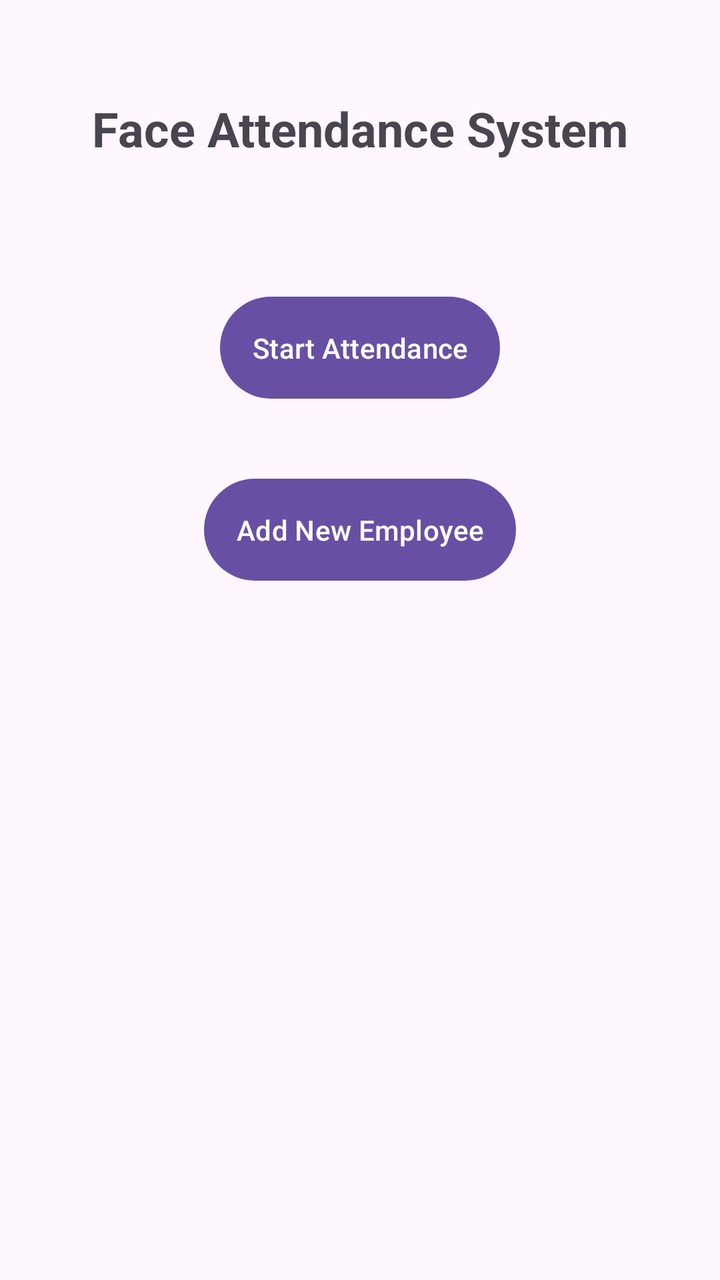
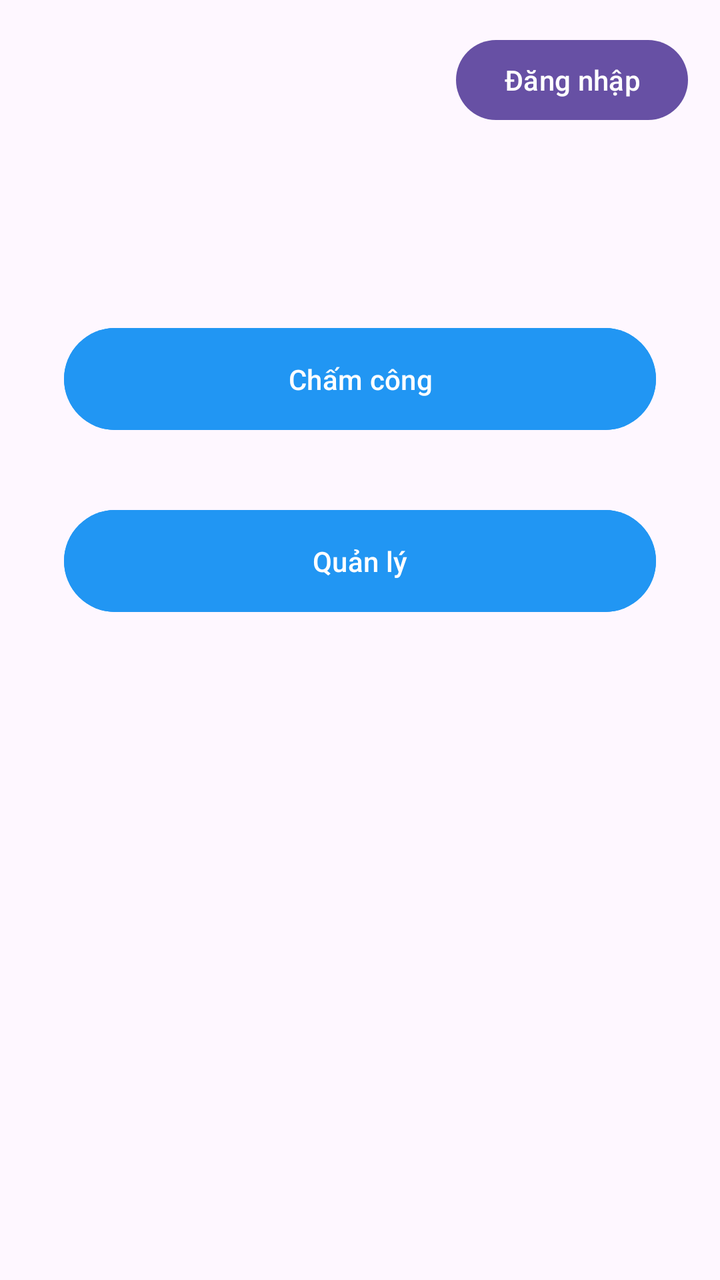

Screens rendered from an Android XML layout before and after an edit, with the pre-edit source and the edit as a unified diff.
<!-- AndroidManifest.xml: application theme Theme.FaceAttendance -->
<!-- res/layout/activity_main.xml -->
<?xml version="1.0" encoding="utf-8"?>
<androidx.constraintlayout.widget.ConstraintLayout xmlns:android="http://schemas.android.com/apk/res/android"
    xmlns:app="http://schemas.android.com/apk/res-auto"
    xmlns:tools="http://schemas.android.com/tools"
    android:layout_width="match_parent"
    android:layout_height="match_parent"
    tools:context=".MainActivity">

    <TextView
        android:id="@+id/titleTextView"
        android:layout_width="wrap_content"
        android:layout_height="wrap_content"
        android:layout_marginTop="48dp"
        android:text="Face Attendance System"
        android:textSize="24sp"
        android:textStyle="bold"
        app:layout_constraintEnd_toEndOf="parent"
        app:layout_constraintStart_toStartOf="parent"
        app:layout_constraintTop_toTopOf="parent" />

    <Button
        android:id="@+id/startAttendanceButton"
        android:layout_width="wrap_content"
        android:layout_height="wrap_content"
        android:layout_marginTop="64dp"
        android:text="Start Attendance"
        android:padding="16dp"
        app:layout_constraintEnd_toEndOf="parent"
        app:layout_constraintStart_toStartOf="parent"
        app:layout_constraintTop_toBottomOf="@+id/titleTextView" />

    <Button
        android:id="@+id/addEmployeeButton"
        android:layout_width="wrap_content"
        android:layout_height="wrap_content"
        android:layout_marginTop="32dp"
        android:text="Add New Employee"
        android:padding="16dp"
        app:layout_constraintEnd_toEndOf="parent"
        app:layout_constraintStart_toStartOf="parent"
        app:layout_constraintTop_toBottomOf="@+id/startAttendanceButton" />

</androidx.constraintlayout.widget.ConstraintLayout>
<!-- resources referenced by this layout -->
<resources>
  <style name="Theme.FaceAttendance" parent="Base.Theme.FaceAttendance" />
  <style name="Base.Theme.FaceAttendance" parent="Theme.Material3.DayNight.NoActionBar">
          
          
      </style>
</resources>

<!-- the commit's change to res/layout/activity_main.xml (unified diff, before → after) -->
@@ -1,43 +1,46 @@
 <?xml version="1.0" encoding="utf-8"?>
-<androidx.constraintlayout.widget.ConstraintLayout xmlns:android="http://schemas.android.com/apk/res/android"
+<androidx.constraintlayout.widget.ConstraintLayout
+    xmlns:android="http://schemas.android.com/apk/res/android"
     xmlns:app="http://schemas.android.com/apk/res-auto"
-    xmlns:tools="http://schemas.android.com/tools"
     android:layout_width="match_parent"
-    android:layout_height="match_parent"
-    tools:context=".MainActivity">
+    android:layout_height="match_parent">
 
-    <TextView
-        android:id="@+id/titleTextView"
+    <Button
+        android:id="@+id/btnLogin"
         android:layout_width="wrap_content"
         android:layout_height="wrap_content"
-        android:layout_marginTop="48dp"
-        android:text="Face Attendance System"
-        android:textSize="24sp"
-        android:textStyle="bold"
+        android:text="Đăng nhập"
+        android:layout_margin="16dp"
+        app:layout_constraintTop_toTopOf="parent"
+        app:layout_constraintEnd_toEndOf="parent"/>
+
+    <Button
+        android:id="@+id/btnAttendance"
+        android:layout_width="0dp"
+        android:layout_height="wrap_content"
+        android:layout_marginHorizontal="32dp"
+        android:layout_marginTop="160dp"
+        android:backgroundTint="#2196F3"
+        android:padding="16dp"
+        android:text="Chấm công"
+        android:textColor="#FFFFFF"
+        app:layout_constraintBottom_toTopOf="@id/btnManage"
         app:layout_constraintEnd_toEndOf="parent"
         app:layout_constraintStart_toStartOf="parent"
-        app:layout_constraintTop_toTopOf="parent" />
+        app:layout_constraintTop_toTopOf="parent"
+        app:layout_constraintVertical_bias="0.4" />
 
     <Button
-        android:id="@+id/startAttendanceButton"
-        android:layout_width="wrap_content"
+        android:id="@+id/btnManage"
+        android:layout_width="0dp"
         android:layout_height="wrap_content"
-        android:layout_marginTop="64dp"
-        android:text="Start Attendance"
+        android:layout_marginHorizontal="32dp"
+        android:layout_marginTop="32dp"
+        android:backgroundTint="#2196F3"
         android:padding="16dp"
+        android:text="Quản lý"
+        android:textColor="#FFFFFF"
         app:layout_constraintEnd_toEndOf="parent"
         app:layout_constraintStart_toStartOf="parent"
-        app:layout_constraintTop_toBottomOf="@+id/titleTextView" />
-
-    <Button
-        android:id="@+id/addEmployeeButton"
-        android:layout_width="wrap_content"
-        android:layout_height="wrap_content"
-        android:layout_marginTop="32dp"
-        android:text="Add New Employee"
-        android:padding="16dp"
-        app:layout_constraintEnd_toEndOf="parent"
-        app:layout_constraintStart_toStartOf="parent"
-        app:layout_constraintTop_toBottomOf="@+id/startAttendanceButton" />
-
+        app:layout_constraintTop_toBottomOf="@id/btnAttendance" />
 </androidx.constraintlayout.widget.ConstraintLayout>
